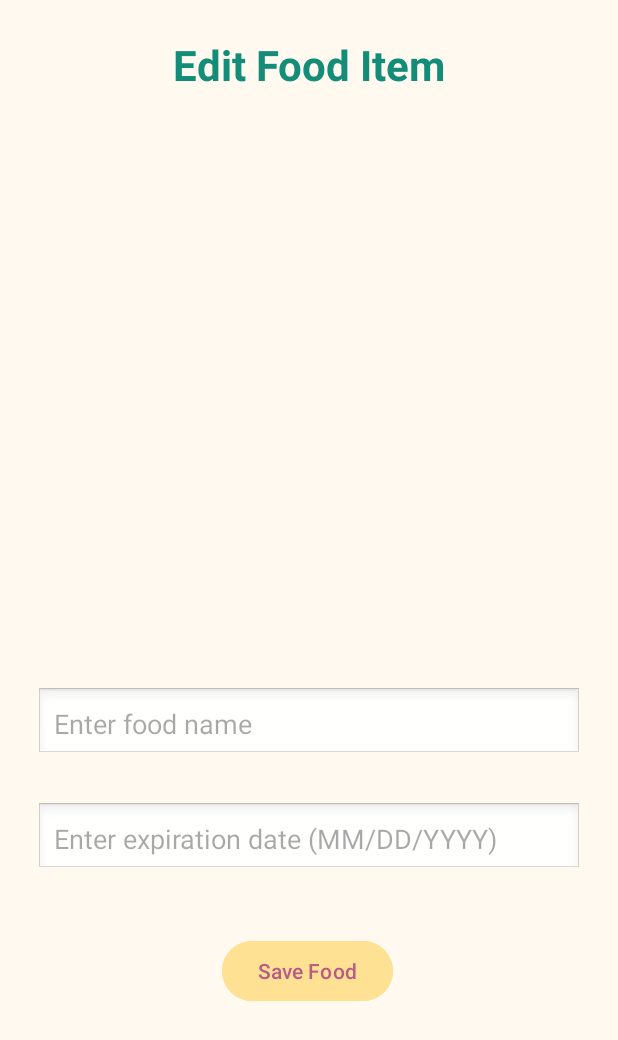
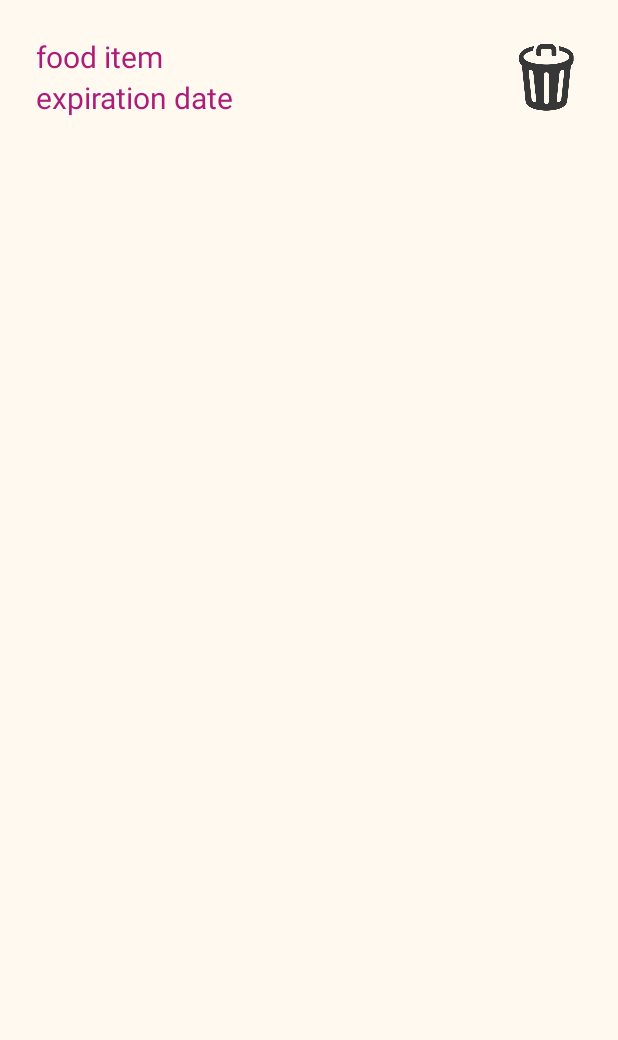
Before and after one commit to icsasso/FoodWasteManager, an Android app: the layout food_item.xml on its own in the app's theme, with its tools: preview values and no code run, on a phone screen of 412 x 824 dp. Shown: the top 1040 px of the screen. Run offline under Robolectric (Android 15) with nearby library versions, the phone set to English and light mode, and no system bars.

Commit message:
Implement RecyclerView to display and manage food items

```diff
--- /dev/null
+++ b/app/src/main/java/com/example/foodwastemanager/ui/FoodItem.kt
@@ -0,0 +1,6 @@
+package com.example.foodwastemanager.ui
+
+data class FoodItem(
+    val name: String,
+    val expiration: String
+)
--- a/app/src/main/res/layout/edit_food.xml
+++ b/app/src/main/res/layout/edit_food.xml
@@ -38,7 +38,7 @@
         android:layout_height="wrap_content"
         android:orientation="vertical"
         android:padding="12dp"
-        android:background="#FFFFFF"
+        android:background="#d8f0e2"
         android:elevation="2dp"
         android:layout_marginTop="8dp"
         app:layout_constraintBottom_toBottomOf="parent"
--- a/app/src/main/res/layout/food_item.xml
+++ b/app/src/main/res/layout/food_item.xml
@@ -1,6 +1,7 @@
 <?xml version="1.0" encoding="utf-8"?>
 <androidx.constraintlayout.widget.ConstraintLayout xmlns:android="http://schemas.android.com/apk/res/android"
     xmlns:app="http://schemas.android.com/apk/res-auto"
+    xmlns:tools="http://schemas.android.com/tools"
     android:layout_width="match_parent"
     android:layout_height="match_parent"
     android:padding="24dp"
@@ -8,16 +9,35 @@
 
     <!-- Title -->
     <TextView
-        android:id="@+id/addFoodTitle"
+        android:id="@+id/foodTitle"
         android:layout_width="wrap_content"
         android:layout_height="wrap_content"
-        android:text="Edit Food Item"
-        android:textSize="28sp"
-        android:textStyle="bold"
-        android:textColor="#138d77"
-        app:layout_constraintTop_toTopOf="parent"
+        android:text="food item"
+        android:textColor="#ab1d79"
+        android:textSize="20sp"
         app:layout_constraintStart_toStartOf="parent"
-        app:layout_constraintEnd_toEndOf="parent" />
+        app:layout_constraintTop_toTopOf="parent" />
+
+    <TextView
+        android:id="@+id/foodExpiration"
+        android:layout_width="wrap_content"
+        android:layout_height="wrap_content"
+        android:text="expiration date"
+        android:textColor="#ab1d79"
+        android:textSize="20sp"
+        app:layout_constraintStart_toStartOf="@+id/foodTitle"
+        app:layout_constraintTop_toBottomOf="@+id/foodTitle" />
+
+    <ImageButton
+        android:id="@+id/imageButton2"
+        android:layout_width="48dp"
+        android:layout_height="48dp"
+        android:background="@android:color/transparent"
+        android:scaleType="fitCenter"
+        app:layout_constraintBottom_toBottomOf="@+id/foodExpiration"
+        app:layout_constraintEnd_toEndOf="parent"
+        app:layout_constraintTop_toTopOf="@+id/foodTitle"
+        app:srcCompat="@drawable/trashbin" />
 
     <!-- Food Name Input -->
 
@@ -25,47 +45,5 @@
 
     <!-- Submit Button -->
 
-    <EditText
-        android:id="@+id/foodNameInput"
-        android:layout_width="0dp"
-        android:layout_height="wrap_content"
-        android:layout_marginTop="396dp"
-        android:background="@android:drawable/edit_text"
-        android:hint="Enter food name"
-        android:padding="12dp"
-        android:textSize="18sp"
-        app:layout_constraintEnd_toEndOf="parent"
-        app:layout_constraintHorizontal_bias="0.0"
-        app:layout_constraintStart_toStartOf="parent"
-        app:layout_constraintTop_toBottomOf="@id/addFoodTitle" />
-
-    <EditText
-        android:id="@+id/expirationDateInput"
-        android:layout_width="0dp"
-        android:layout_height="wrap_content"
-        android:layout_marginTop="28dp"
-        android:background="@android:drawable/edit_text"
-        android:hint="Enter expiration date (MM/DD/YYYY)"
-        android:inputType="date"
-        android:padding="12dp"
-        android:textSize="18sp"
-        app:layout_constraintEnd_toEndOf="parent"
-        app:layout_constraintHorizontal_bias="0.0"
-        app:layout_constraintStart_toStartOf="parent"
-        app:layout_constraintTop_toBottomOf="@id/foodNameInput" />
-
-    <Button
-        android:id="@+id/saveFoodButton"
-        android:layout_width="wrap_content"
-        android:layout_height="wrap_content"
-        android:layout_marginTop="40dp"
-        android:backgroundTint="#ffe194"
-        android:text="Save Food"
-        android:textColor="#ba5a87"
-        app:layout_constraintEnd_toEndOf="parent"
-        app:layout_constraintHorizontal_bias="0.497"
-        app:layout_constraintStart_toStartOf="parent"
-        app:layout_constraintTop_toBottomOf="@id/expirationDateInput" />
-
 
 </androidx.constraintlayout.widget.ConstraintLayout>
```
Also changed, not shown: app/src/main/java/com/example/foodwastemanager/ui/EditFoodActivity.kt (added, +47 -0 lines), app/src/main/java/com/example/foodwastemanager/ui/FoodAdapter.kt (added, +46 -0 lines), app/src/main/res/drawable/trashbin.png (added).
